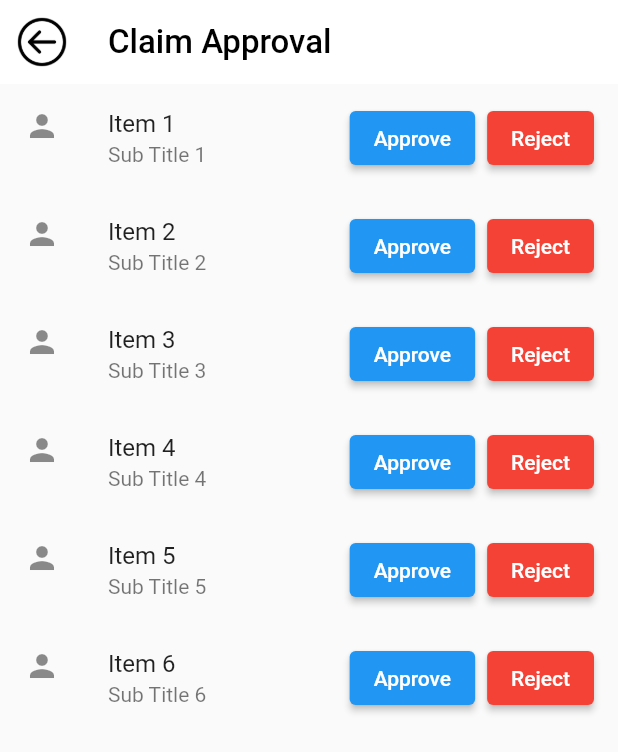
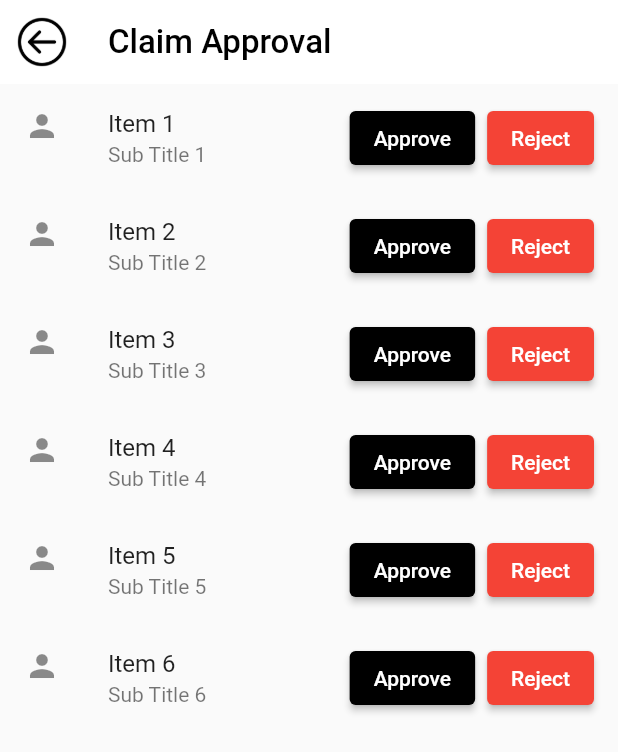
Before and after one commit to funky-dev99/Attendance-System, a Flutter app: the ClaimApp screen opened directly, on a phone screen of 412 x 824 dp. Shown: the top 752 px of the screen. Run offline on Flutter 3.47's test engine with Material 2 defaults, Android fonts, the phone set to English and light mode, and no system bars; our stand-ins replace file_picker, shared_preferences; missing offline and left inert: qr_code_scanner; accounts and stored records are empty.

Commit message:
claim page button change

```diff
--- a/attendance_system/lib/pages/claim_page.dart
+++ b/attendance_system/lib/pages/claim_page.dart
@@ -90,6 +90,9 @@ class ClaimApp extends StatelessWidget {
                     // Perform approve action
                     print('Approve button pressed');
                   },
+                  style: ButtonStyle(
+                    backgroundColor: MaterialStateProperty.all<Color>(Colors.black),
+                  ),
                   child: Text('Approve'),
                 ),
                 SizedBox(width: 8.0),
```
